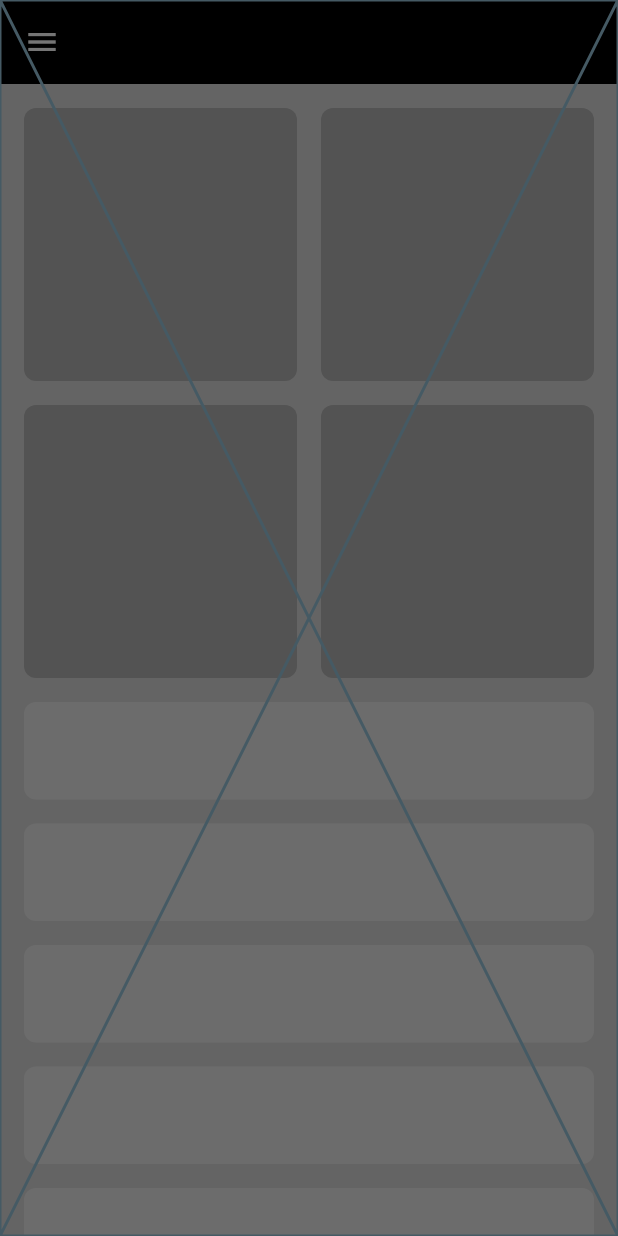
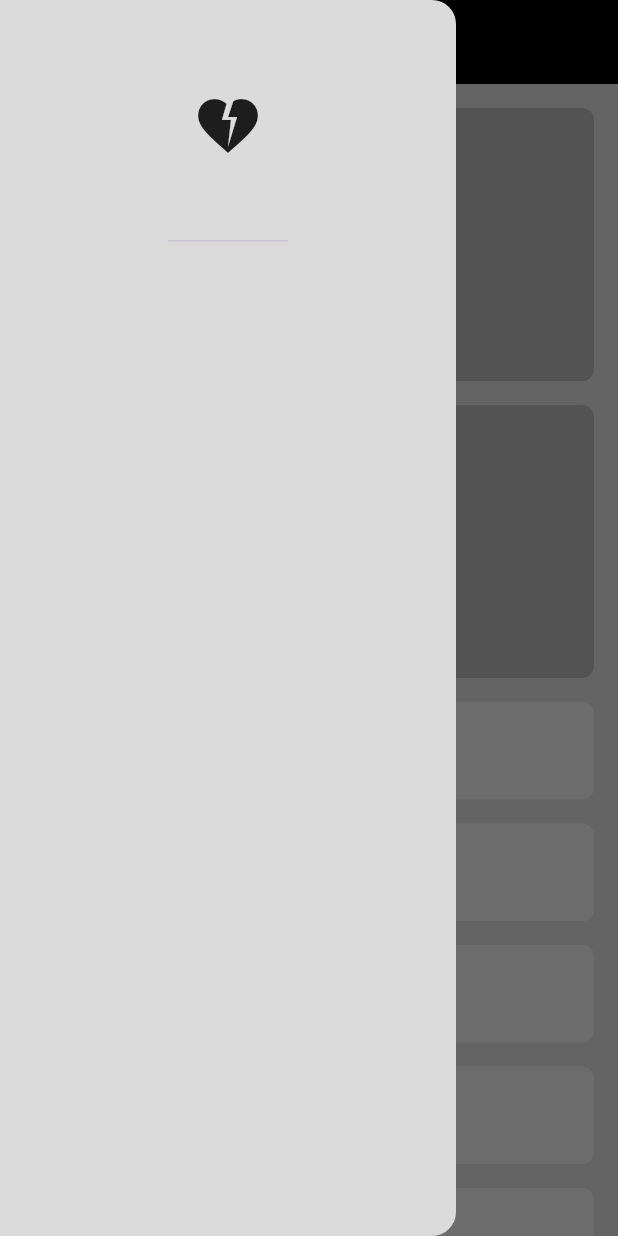
Before and after one commit to AhmedAlbay/AdpateiveApp, a Flutter app: the screen it shows after launch, with the side drawer open, on a phone screen of 412 x 824 dp. Run offline on Flutter 3.47's test engine with Material 3 defaults, Android fonts, the light colour scheme and no system bars.

```diff
--- a/lib/views/widget/custom_drawer.dart
+++ b/lib/views/widget/custom_drawer.dart
@@ -5,6 +5,17 @@
 
   @override
   Widget build(BuildContext context) {
-    return const Placeholder();
+    return const Drawer(
+      backgroundColor: Color(0xffDBDBDB),
+      child: Column(
+        children: [
+          DrawerHeader(
+              child: Icon(
+            Icons.heart_broken,
+            size: 48,
+          ))
+        ],
+      ),
+    );
   }
 }
```
Also changed, not shown: lib/models/drawer_item_model.dart (added, +8 -0 lines), lib/views/widget/custom_drawer_item.dart (added, +14 -0 lines).
